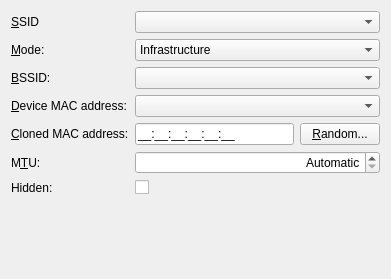
Above: lib/editor/ui/wificonnectionwidget.ui from KDE/plasma-nm before the change. Below: the same form after it.
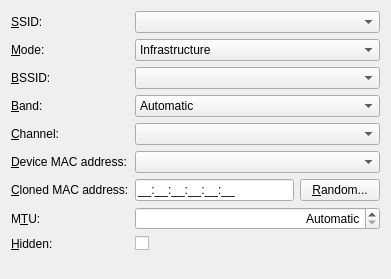
That is the form after the change. Custom widgets are drawn as their Qt base class.

Commit message:
allow configuring band/channel for adhoc wifi mode
feature: https://trello.com/c/2YK4MrbH

```diff
--- a/lib/editor/ui/wificonnectionwidget.ui
+++ b/lib/editor/ui/wificonnectionwidget.ui
@@ -14,7 +14,7 @@
    <item row="0" column="0">
     <widget class="QLabel" name="SSIDLabel">
      <property name="text">
-      <string>&amp;SSID</string>
+      <string>&amp;SSID:</string>
      </property>
      <property name="buddy">
       <cstring>SSIDCombo</cstring>
@@ -86,7 +86,7 @@
      </property>
     </widget>
    </item>
-   <item row="3" column="0">
+   <item row="7" column="0">
     <widget class="QLabel" name="label">
      <property name="text">
       <string>&amp;Device MAC address:</string>
@@ -96,7 +96,7 @@
      </property>
     </widget>
    </item>
-   <item row="3" column="1">
+   <item row="7" column="1">
     <widget class="HwAddrComboBox" name="macAddress">
      <property name="sizePolicy">
       <sizepolicy hsizetype="MinimumExpanding" vsizetype="Fixed">
@@ -106,7 +106,7 @@
      </property>
     </widget>
    </item>
-   <item row="4" column="0">
+   <item row="8" column="0">
     <widget class="QLabel" name="label_2">
      <property name="text">
       <string>&amp;Cloned MAC address:</string>
@@ -116,7 +116,7 @@
      </property>
     </widget>
    </item>
-   <item row="4" column="1">
+   <item row="8" column="1">
     <layout class="QHBoxLayout" name="horizontalLayout">
      <item>
       <widget class="KLineEdit" name="clonedMacAddress">
@@ -143,7 +143,7 @@
      </item>
     </layout>
    </item>
-   <item row="6" column="0">
+   <item row="10" column="0">
     <widget class="QLabel" name="label_3">
      <property name="text">
       <string>M&amp;TU:</string>
@@ -153,7 +153,7 @@
      </property>
     </widget>
    </item>
-   <item row="6" column="1">
+   <item row="10" column="1">
     <widget class="QSpinBox" name="mtu">
      <property name="sizePolicy">
       <sizepolicy hsizetype="MinimumExpanding" vsizetype="Fixed">
@@ -178,23 +178,86 @@
      </property>
     </widget>
    </item>
-   <item row="7" column="1">
+   <item row="11" column="1">
     <widget class="QCheckBox" name="hiddenNetwork">
      <property name="text">
       <string/>
      </property>
     </widget>
    </item>
-   <item row="7" column="0">
+   <item row="11" column="0">
     <widget class="QLabel" name="label_4">
      <property name="text">
-      <string>Hidden:</string>
+      <string>&amp;Hidden:</string>
+     </property>
+     <property name="buddy">
+      <cstring>hiddenNetwork</cstring>
+     </property>
+    </widget>
+   </item>
+   <item row="5" column="0">
+    <widget class="QLabel" name="bandLabel">
+     <property name="text">
+      <string>&amp;Band:</string>
+     </property>
+     <property name="buddy">
+      <cstring>band</cstring>
+     </property>
+    </widget>
+   </item>
+   <item row="5" column="1">
+    <widget class="KComboBox" name="band">
+     <property name="sizePolicy">
+      <sizepolicy hsizetype="MinimumExpanding" vsizetype="Fixed">
+       <horstretch>0</horstretch>
+       <verstretch>0</verstretch>
+      </sizepolicy>
+     </property>
+     <item>
+      <property name="text">
+       <string extracomment="automatic band">Automatic</string>
+      </property>
+     </item>
+     <item>
+      <property name="text">
+       <string>A (5 GHz)</string>
+      </property>
+     </item>
+     <item>
+      <property name="text">
+       <string>B/G (2.4 GHz)</string>
+      </property>
+     </item>
+    </widget>
+   </item>
+   <item row="6" column="0">
+    <widget class="QLabel" name="channelLabel">
+     <property name="text">
+      <string>&amp;Channel:</string>
+     </property>
+     <property name="buddy">
+      <cstring>channel</cstring>
+     </property>
+    </widget>
+   </item>
+   <item row="6" column="1">
+    <widget class="QComboBox" name="channel">
+     <property name="sizePolicy">
+      <sizepolicy hsizetype="MinimumExpanding" vsizetype="Fixed">
+       <horstretch>0</horstretch>
+       <verstretch>0</verstretch>
+      </sizepolicy>
      </property>
     </widget>
    </item>
   </layout>
  </widget>
  <customwidgets>
+  <customwidget>
+   <class>KComboBox</class>
+   <extends>QComboBox</extends>
+   <header>kcombobox.h</header>
+  </customwidget>
   <customwidget>
    <class>KLineEdit</class>
    <extends>QLineEdit</extends>
@@ -214,10 +277,6 @@
    <class>BssidComboBox</class>
    <extends>QComboBox</extends>
    <header>bssidcombobox.h</header>
-  </customwidget>  <customwidget>
-   <class>KComboBox</class>
-   <extends>QComboBox</extends>
-   <header>kcombobox.h</header>
   </customwidget>
  </customwidgets>
  <tabstops>
```
Left out of the diff: 6 changed lines with no effect on the pictures. The commit also changes 2 other files.
